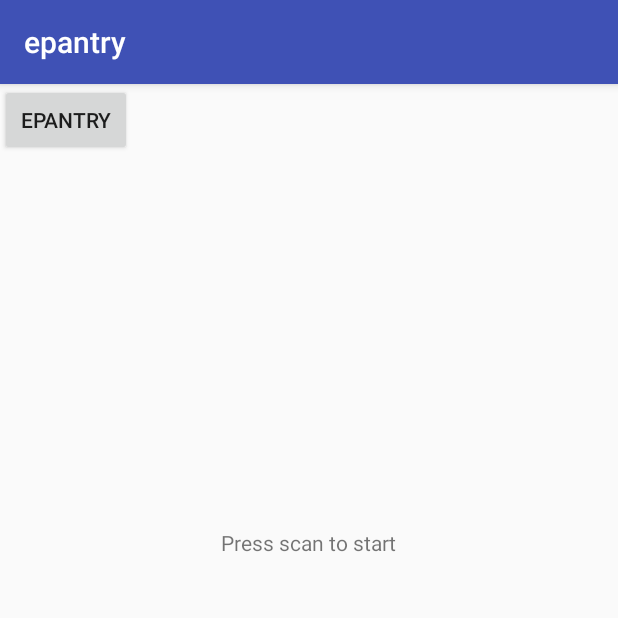
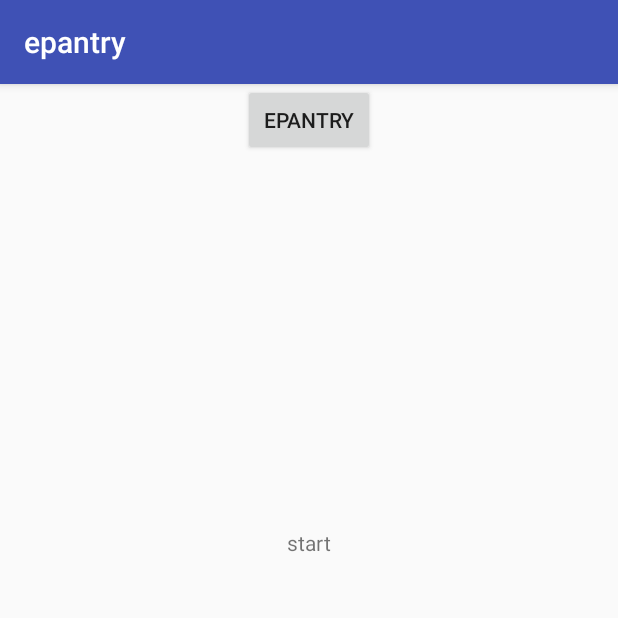
Before and after one commit to setavita/teamfoodie, an Android app: the screen it shows after launch (PantryRestock), on a phone screen of 412 x 824 dp, the top half of it. Run offline under Robolectric (Android 15) with nearby library versions, the phone set to English and light mode, and no system bars.

Commit message:
minor changes

```diff
--- a/epantry/app/src/main/res/layout/activity_pantry_restock.xml
+++ b/epantry/app/src/main/res/layout/activity_pantry_restock.xml
@@ -12,22 +12,26 @@
         android:layout_height="wrap_content"
         android:layout_centerHorizontal="true"
         android:text="@string/app_name"
-        tools:layout_editor_absoluteX="148dp"
+        app:layout_constraintEnd_toEndOf="parent"
+        app:layout_constraintHorizontal_bias="0.5"
+        app:layout_constraintStart_toStartOf="parent"
         tools:layout_editor_absoluteY="360dp"
-        tools:text="SCAN" />
+        tools:text="SCAN"
+        tools:ignore="MissingConstraints" />
+
     <TextView
         android:id="@+id/scan_format"
         android:layout_width="wrap_content"
         android:layout_height="wrap_content"
-        android:textIsSelectable="true"
+        android:layout_below="@id/scan_button"
         android:layout_centerHorizontal="true"
-        android:layout_below="@id/scan_button" />
+        android:textIsSelectable="true" />
 
     <TextView
         android:id="@+id/scan_content"
         android:layout_width="wrap_content"
         android:layout_height="wrap_content"
-        android:text="Press scan to start"
+        android:text="start"
         app:layout_constraintBottom_toBottomOf="parent"
         app:layout_constraintLeft_toLeftOf="parent"
         app:layout_constraintRight_toRightOf="parent"
```
